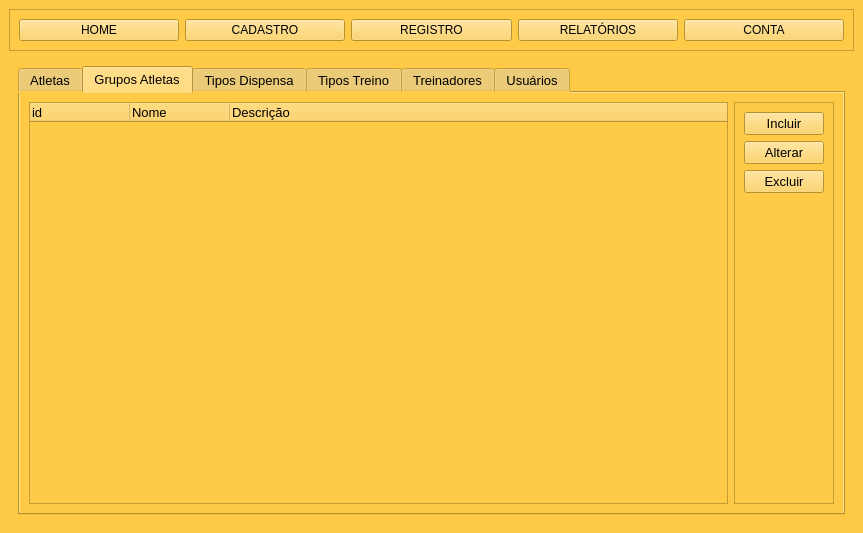
The window that ui_guis/main.ui (Sedinei/GerenciadorTreinos) describes before a commit, drawn with Qt 5.
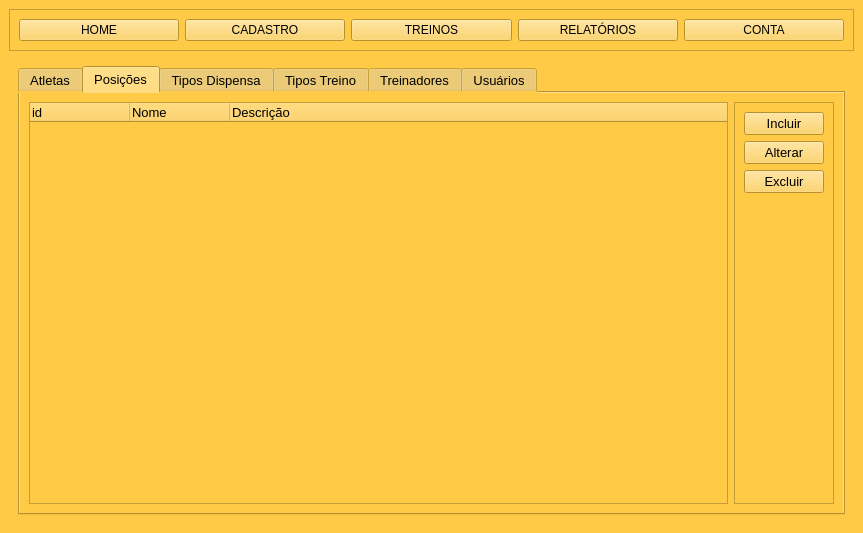
The same window after the commit. The open tabs and pages were chosen to show the change. Icons and pictures are not drawn.

Commit message: Ajustes no nome de posição e treinos

Diff of the .ui file:
```diff
--- a/ui_guis/main.ui
+++ b/ui_guis/main.ui
@@ -57,7 +57,7 @@
           <font/>
          </property>
          <property name="text">
-          <string>REGISTRO</string>
+          <string>TREINOS</string>
          </property>
         </widget>
        </item>
@@ -365,7 +365,7 @@
           </widget>
           <widget class="QWidget" name="cad_gp_atletas">
            <attribute name="title">
-            <string>Grupos Atletas</string>
+            <string>Posições</string>
            </attribute>
            <layout class="QVBoxLayout" name="verticalLayout_8">
             <item>
```
Left out of the diff: 14 changed lines with no effect on the pictures. The commit also changes 11 other files.
